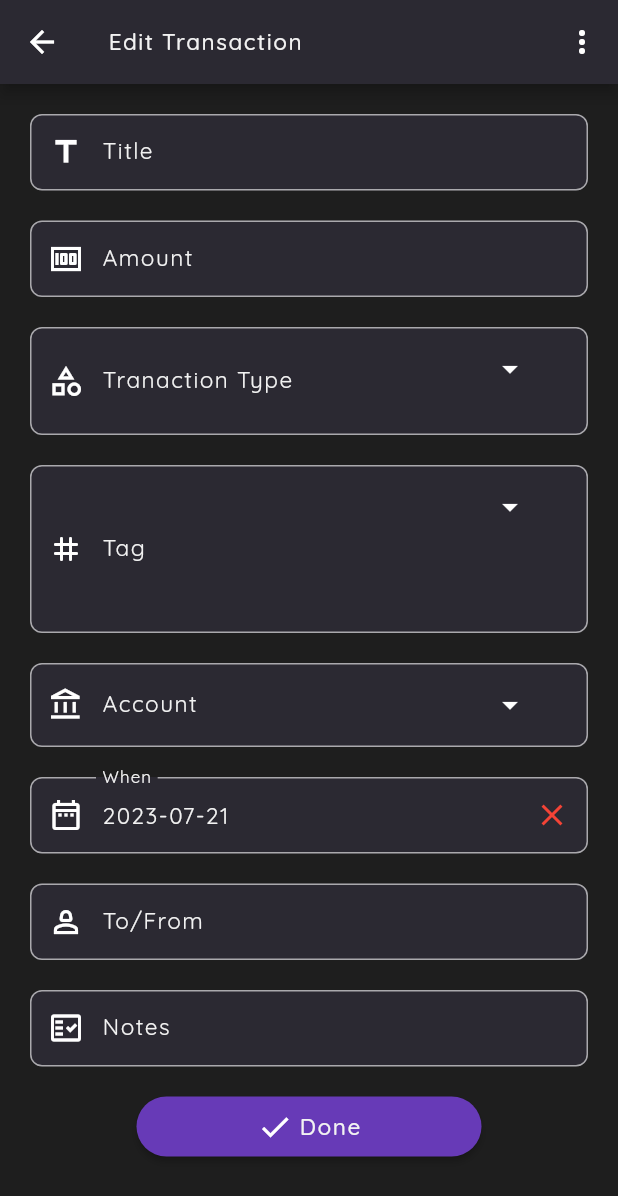
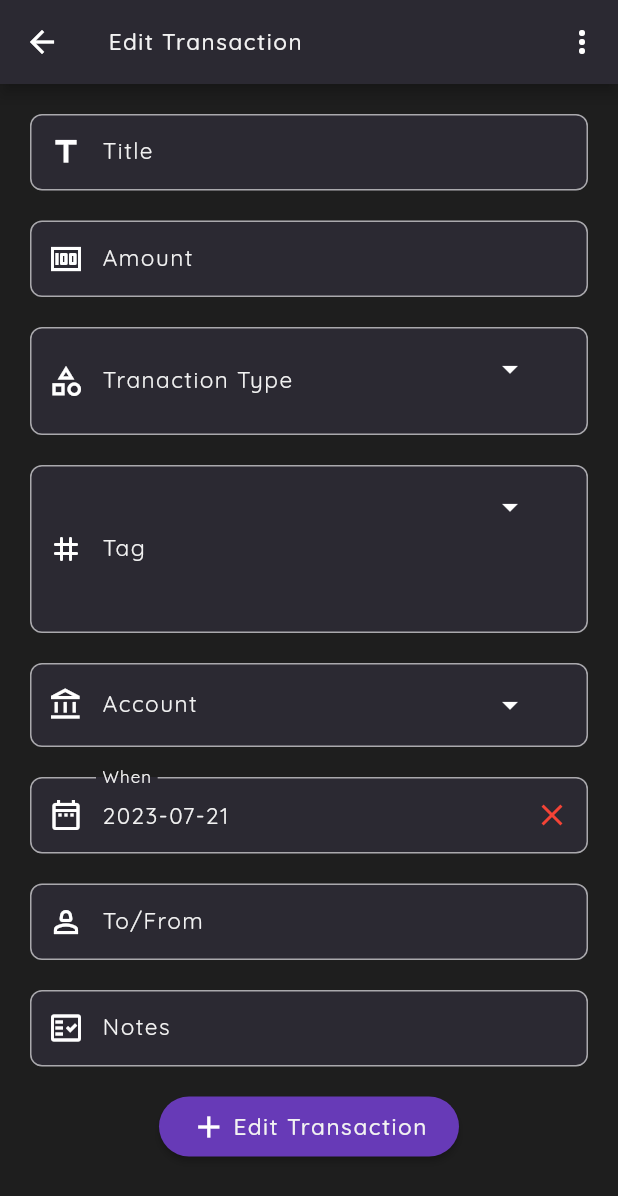
Before and after one commit to Eemayas/Remind-Wallet, a Flutter app: the TranasctionDetailPage screen opened directly with empty values, after a tap on "Edit", on a phone screen of 412 x 824 dp. Shown: the top 1196 px of the screen. Run offline on Flutter 3.47's test engine with Material 2 defaults, Android fonts, the light colour scheme and no system bars; drawn by our look-alikes of progress_state_button; our stand-ins replace dropdown_button2, google_fonts, hive, hive_flutter; missing offline and left inert: dart:ffi; accounts and stored records are empty.

Commit message:
transaction detail started

```diff
--- a/lib/Pages/dashboard.dart
+++ b/lib/Pages/dashboard.dart
@@ -251,6 +251,7 @@ class _DashboardState extends State<Dashboard> {
                     db.TransactionList[i]["transationName"] != null &&
                     db.TransactionList[i]["transactionTag"] != null &&
                     db.TransactionList[i]["transactionTags"] != null)
+                  // Text(db.TransactionList[i][0]["createdDate"] ?? "")
                   TranactionCard(
                     createdDate: db.TransactionList[i]["createdDate"] ?? "",
                     transactionDate: db.TransactionList[i]["transactionDate"],
--- a/lib/Pages/edit_transaction.dart
+++ b/lib/Pages/edit_transaction.dart
@@ -76,17 +76,6 @@ class _EditTransactionState extends State<EditTransaction> {
     // tagController.text = widget.transactionTag;
     return GestureDetector(
       onTap: () => {
-        db.editTransaction(
-          updated_transactionTitle: titleController.text,
-          updated_amount: amtController.text,
-          updated_transactionType: tranasctionTypeController.text,
-          updated_transactionTag: tagController.text,
-          updated_transactionDate: dateController.text,
-          updated_transactionPerson: toFromController.text,
-          updated_transactionNote: noteController.text,
-          updated_account: accountController.text,
-          createdDate: widget.createdDate,
-        ),
         print(
             "${titleController.text}  ${amtController.text} ${toFromController.text}  ${noteController.text}  ${tranasctionTypeController.text}  ${tagController.text}  ${dateController.text}"),
         FocusScope.of(context).requestFocus(FocusNode())
@@ -111,6 +100,7 @@ class _EditTransactionState extends State<EditTransaction> {
                 crossAxisAlignment: CrossAxisAlignment.center,
                 children: [
                   InputField(
+                      isrequired: true,
                       hintText: "",
                       Controllerss: titleController,
                       keyboardType: TextInputType.text,
@@ -120,6 +110,7 @@ class _EditTransactionState extends State<EditTransaction> {
                     height: 20,
                   ),
                   InputField(
+                    isrequired: true,
                     Controllerss: amtController,
                     keyboardType: TextInputType.number,
                     labelText: "Amount",
@@ -130,6 +121,7 @@ class _EditTransactionState extends State<EditTransaction> {
                     height: 20,
                   ),
                   DropDownButton(
+                    isrequired: true,
                     iconsName: Icons.category_outlined,
                     lists: TransactionTypelist,
                     Controllerss: tranasctionTypeController,
@@ -194,11 +186,11 @@ class _EditTransactionState extends State<EditTransaction> {
                   ProgressButton.icon(
                       textStyle: kwhiteTextStyle,
                       height: 40.00,
-                      // maxWidth: 200.00,
+                      maxWidth: 200.00,
                       iconedButtons: {
                         ButtonState.idle: IconedButton(
-                          text: "Done",
-                          icon: Icon(Icons.done, color: Colors.white),
+                          text: "Edit Transaction",
+                          icon: Icon(Icons.add, color: Colors.white),
                           color: Colors.deepPurple.shade500,
                         ),
                         ButtonState.loading: IconedButton(
@@ -216,9 +208,84 @@ class _EditTransactionState extends State<EditTransaction> {
                             color: Colors.green.shade400)
                       },
                       onPressed: () => {
-                            print(
-                                "${titleController.text}  ${amtController.text}  ${tranasctionTypeController.text}  ${tagController.text}  ${dateController.text}  ${toFromController.text}  ${noteController.text}  "),
-                            FocusScope.of(context).requestFocus(FocusNode())
+                            FocusScope.of(context).requestFocus(FocusNode()),
+                            if (titleController.text.isEmpty)
+                              {
+                                ScaffoldMessenger.of(context).showSnackBar(
+                                  SnackBar(
+                                      backgroundColor: kBackgroundColorCard,
+                                      content: Row(
+                                        children: [
+                                          Icon(Icons.error, color: Colors.red),
+                                          SizedBox(
+                                            width: 10,
+                                          ),
+                                          Text(
+                                            'Plese Fill the title',
+                                            style: kwhiteTextStyle.copyWith(
+                                                color: Colors.red),
+                                          ),
+                                        ],
+                                      )),
+                                )
+                              }
+                            else if (amtController.text.isEmpty)
+                              {
+                                ScaffoldMessenger.of(context).showSnackBar(
+                                  SnackBar(
+                                      backgroundColor: kBackgroundColorCard,
+                                      content: Row(
+                                        children: [
+                                          Icon(Icons.error, color: Colors.red),
+                                          SizedBox(
+                                            width: 10,
+                                          ),
+                                          Text(
+                                            'Plese Fill the amount',
+                                            style: kwhiteTextStyle,
+                                          ),
+                                        ],
+                                      )),
+                                )
+                              }
+                            else if (tranasctionTypeController.text.isEmpty)
+                              {
+                                ScaffoldMessenger.of(context).showSnackBar(
+                                  SnackBar(
+                                      backgroundColor: kBackgroundColorCard,
+                                      content: Row(
+                                        children: [
+                                          Icon(Icons.error, color: Colors.red),
+                                          SizedBox(
+                                            width: 10,
+                                          ),
+                                          Text(
+                                            'Plese choose one Tranasction type',
+                                            style: kwhiteTextStyle,
+                                          ),
+                                        ],
+                                      )),
+                                )
+                              }
+                            else
+                              {
+                                db.editTransaction(
+                                  updated_transactionTitle:
+                                      titleController.text,
+                                  updated_amount: amtController.text,
+                                  updated_transactionType:
+                                      tranasctionTypeController.text,
+                                  updated_transactionTag: tagController.text,
+                                  updated_transactionDate: dateController.text,
+                                  updated_transactionPerson:
+                                      toFromController.text,
+                                  updated_transactionNote: noteController.text,
+                                  updated_account: accountController.text,
+                                  createdDate: widget.createdDate,
+                                ),
+                                Navigator.pop(context, "here i am"),
+                                Navigator.pop(context, "here i am"),
+                              },
                           },
                       state: ButtonState.idle),
                 ],
--- a/lib/Pages/transaction_detail_page.dart
+++ b/lib/Pages/transaction_detail_page.dart
@@ -5,7 +5,7 @@ import 'package:expenses_tracker/Pages/edit_transaction.dart';
 import 'package:expenses_tracker/constant.dart';
 import 'package:flutter/material.dart';
 
-class TranasctionDetailPage extends StatelessWidget {
+class TranasctionDetailPage extends StatefulWidget {
   final String transactionTitle;
   final String amount;
   final String transactionType;
@@ -30,31 +30,57 @@ class TranasctionDetailPage extends StatelessWidget {
   });
 
   @override
+  State<TranasctionDetailPage> createState() => _TranasctionDetailPageState();
+}
+
+class _TranasctionDetailPageState extends State<TranasctionDetailPage> {
+  @override
+  void initState() {
+    Database db = Database();
+    db.getTransactionDB();
+    final index = db.TransactionList.indexWhere(
+        (element) => element["createdDate"] == widget.createdDate);
+    print(index);
+    super.initState();
+  }
+
+  @override
   Widget build(BuildContext context) {
-    // var transactionTitle = "Transactions Title";
-    // var amount = '00,000';
-    // var transactionType = incomeT;
-    // var transactionTag = " TagList ";
-    // var transactionDate = "YYYY-MM-DD";
-    // var transactionPerson = "Person Name";
-    // var transactionNote =
-    //     "Lorem ipsum dolor sit amet, consectetur adipiscing elit. Nullam pulvinar elit in eros consequat, vitae porta tellus lobortis. Nulla laoreet id orci ac aliquam.";
+    Database db = Database();
     return Scaffold(
       floatingActionButton: FloatingActionButton.extended(
-        onPressed: () {
-          Navigator.push(
+        onPressed: () async {
+          final result = await Navigator.push(
               context,
               MaterialPageRoute(
                   builder: (context) => EditTransaction(
-                      Account: Account,
-                      createdDate: createdDate,
-                      transactionTitle: transactionTitle,
-                      amount: amount,
-                      transactionType: transactionType,
-                      transactionTag: transactionTag,
-                      transactionDate: transactionDate,
-                      transactionPerson: transactionPerson,
-                      transactionNote: transactionNote)));
+                      Account: widget.Account,
+                      createdDate: widget.createdDate,
+                      transactionTitle: widget.transactionTitle,
+                      amount: widget.amount,
+                      transactionType: widget.transactionType,
+                      transactionTag: widget.transactionTag,
+                      transactionDate: widget.transactionDate,
+                      transactionPerson: widget.transactionPerson,
+                      transactionNote: widget.transactionNote)));
+          // Account: widget.Account,
+          // createdDate: widget.createdDate,
+          // transactionTitle: widget.transactionTitle,
+          // amount: widget.amount,
+          // transactionType: widget.transactionType,
+          // transactionTag: widget.transactionTag,
+          // transactionDate: widget.transactionDate,
+          // transactionPerson: widget.transactionPerson,
+          // transactionNote: widget.transactionNote)));
+          // print("result" + result);
+          // if (result != null) {
+          db.getAccountDB();
+          db.getAmountDB();
+          db.getTransactionDB();
+          setState(() {
+            print("reset");
+          });
+          // }
         },
         backgroundColor: Colors.blue,
         foregroundColor: Colors.white,
@@ -83,41 +109,41 @@ class TranasctionDetailPage extends StatelessWidget {
               DetailField(
                 iconsData: Icons.title,
                 title: 'Title',
-                data: transactionTitle,
+                data: widget.transactionTitle,
               ),
               DetailField(
                 iconsData: Icons.money,
                 title: 'Amount',
-                data: "RS $amount",
+                data: "RS ${widget.amount}",
               ),
               DetailField(
                 title: 'Transactions type',
-                data: transactionType,
+                data: widget.transactionType,
                 iconsData: Icons.category_outlined,
               ),
               DetailField(
                 title: 'Tag',
-                data: transactionTag,
+                data: widget.transactionTag,
                 iconsData: Icons.tag_rounded,
               ),
               DetailField(
                 title: 'Date',
-                data: transactionDate,
+                data: widget.transactionDate,
                 iconsData: Icons.date_range_outlined,
               ),
               DetailField(
                 title: 'Accounts',
-                data: Account,
+                data: widget.Account,
                 iconsData: Icons.account_balance_outlined,
               ),
               DetailField(
                 title: 'To/From',
-                data: transactionPerson,
+                data: widget.transactionPerson,
                 iconsData: Icons.person_2_outlined,
               ),
               DetailField(
                 title: 'Note',
-                data: transactionNote,
+                data: widget.transactionNote,
                 iconsData: Icons.fact_check_outlined,
                 isNote: true,
               ),
```
Also changed, not shown: lib/API/database.dart (+58 -0 lines).
